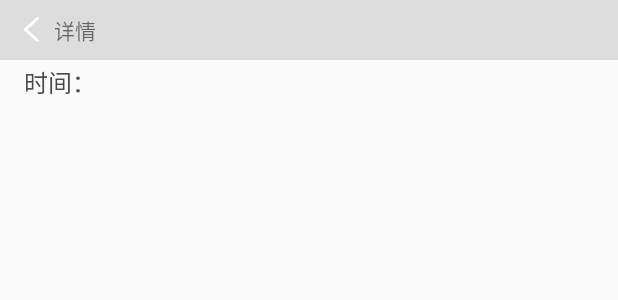
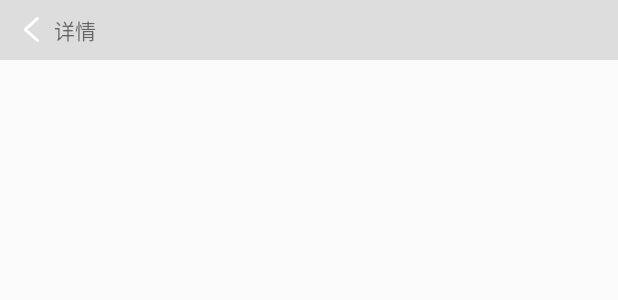
Before and after one commit to 854817073/TestDemo, an Android app: the layout activity_detail.xml on its own in the app's theme, with its tools: preview values and no code run, on a phone screen of 412 x 824 dp. Shown: the top 300 px of the screen. Run offline under Robolectric (Android 15) with nearby library versions, the phone set to English and light mode, and no system bars.

Commit message:
finally 删除布局默认数据

```diff
--- a/app/src/main/res/layout/activity_detail.xml
+++ b/app/src/main/res/layout/activity_detail.xml
@@ -27,7 +27,6 @@
         android:ellipsize="end"
         android:gravity="center_vertical"
         android:singleLine="true"
-        android:text="时间："
         android:textColor="#4A4A4A"
         android:textSize="16sp"
         app:layout_constraintTop_toBottomOf="@id/tv_title" />
@@ -39,7 +38,6 @@
         android:layout_marginLeft="16dp"
         android:layout_marginRight="16dp"
         android:paddingBottom="5dp"
-        android:text=""
         android:textColor="#4A4A4A"
         android:textSize="14sp"
         app:layout_constraintLeft_toLeftOf="parent"
--- a/app/src/main/res/layout/adapter_item.xml
+++ b/app/src/main/res/layout/adapter_item.xml
@@ -16,7 +16,7 @@
         android:ellipsize="end"
         android:gravity="center_vertical"
         android:singleLine="true"
-        android:text="时间："
+        android:text=""
         android:textColor="#4A4A4A"
         android:textSize="16sp"
         app:layout_constraintLeft_toLeftOf="parent"
```
